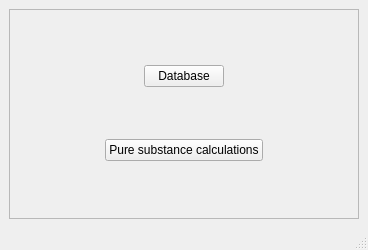
Before: the Qt Designer form designer/mainwindow_ui.ui in marcusbfs/Sindri, drawn with Qt 5.
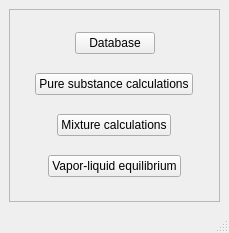
After: the same form once the commit is applied.

Commit message: mixture ui designed

Patch:
```diff
--- a/designer/mainwindow_ui.ui
+++ b/designer/mainwindow_ui.ui
@@ -6,8 +6,8 @@
    <rect>
     <x>0</x>
     <y>0</y>
-    <width>368</width>
-    <height>250</height>
+    <width>229</width>
+    <height>233</height>
    </rect>
   </property>
   <property name="windowTitle">
@@ -23,8 +23,8 @@
       <property name="frameShadow">
        <enum>QFrame::Raised</enum>
       </property>
-      <layout class="QVBoxLayout" name="verticalLayout">
-       <item>
+      <layout class="QGridLayout" name="gridLayout_2">
+       <item row="0" column="0">
         <layout class="QHBoxLayout" name="horizontalLayout">
          <item>
           <spacer name="horizontalSpacer">
@@ -70,7 +70,7 @@
          </item>
         </layout>
        </item>
-       <item>
+       <item row="1" column="0">
         <layout class="QHBoxLayout" name="horizontalLayout_2">
          <item>
           <spacer name="horizontalSpacer_3">
@@ -107,6 +107,80 @@
          </item>
         </layout>
        </item>
+       <item row="2" column="0">
+        <layout class="QHBoxLayout" name="horizontalLayout_3">
+         <item>
+          <spacer name="horizontalSpacer_5">
+           <property name="orientation">
+            <enum>Qt::Horizontal</enum>
+           </property>
+           <property name="sizeHint" stdset="0">
+            <size>
+             <width>40</width>
+             <height>20</height>
+            </size>
+           </property>
+          </spacer>
+         </item>
+         <item>
+          <widget class="QPushButton" name="btn_MixtureCalculations">
+           <property name="text">
+            <string>Mixture calculations</string>
+           </property>
+          </widget>
+         </item>
+         <item>
+          <spacer name="horizontalSpacer_6">
+           <property name="orientation">
+            <enum>Qt::Horizontal</enum>
+           </property>
+           <property name="sizeHint" stdset="0">
+            <size>
+             <width>40</width>
+             <height>20</height>
+            </size>
+           </property>
+          </spacer>
+         </item>
+        </layout>
+       </item>
+       <item row="3" column="0">
+        <layout class="QHBoxLayout" name="horizontalLayout_4">
+         <item>
+          <spacer name="horizontalSpacer_7">
+           <property name="orientation">
+            <enum>Qt::Horizontal</enum>
+           </property>
+           <property name="sizeHint" stdset="0">
+            <size>
+             <width>40</width>
+             <height>20</height>
+            </size>
+           </property>
+          </spacer>
+         </item>
+         <item>
+          <widget class="QPushButton" name="btn_VLE">
+           <property name="text">
+            <string>Vapor-liquid equilibrium</string>
+           </property>
+          </widget>
+         </item>
+         <item>
+          <spacer name="horizontalSpacer_8">
+           <property name="orientation">
+            <enum>Qt::Horizontal</enum>
+           </property>
+           <property name="sizeHint" stdset="0">
+            <size>
+             <width>40</width>
+             <height>20</height>
+            </size>
+           </property>
+          </spacer>
+         </item>
+        </layout>
+       </item>
       </layout>
      </widget>
     </item>
```
Left out of the diff: 2 changed lines with no effect on the pictures. The commit also changes 2 other files.
